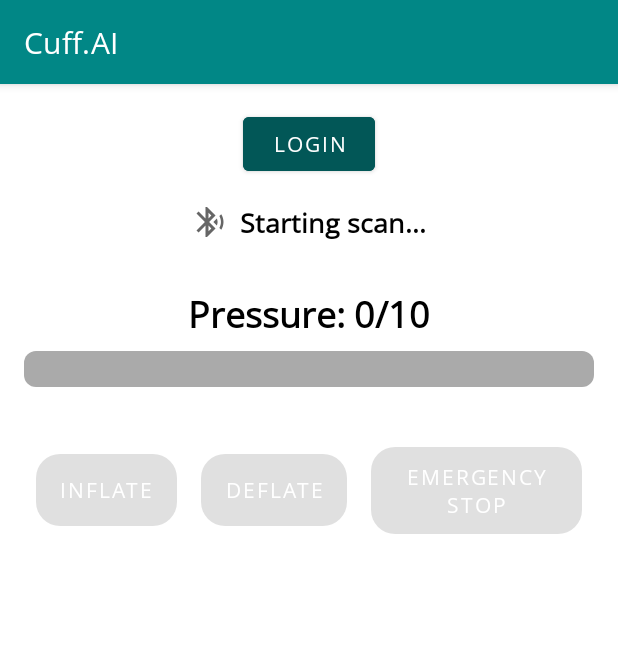
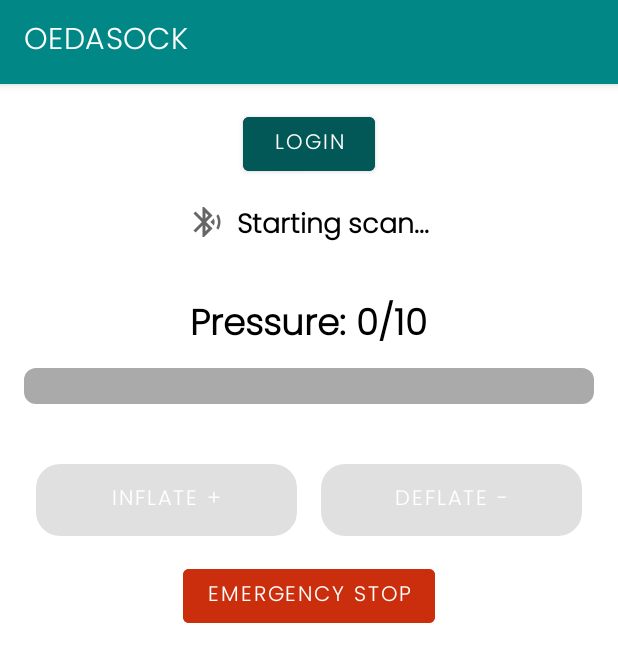
Before and after one commit to anishmariathasan/oedasock, an Android app: the screen it shows after launch (MainActivity), on a phone screen of 412 x 824 dp. Shown: the top 662 px of the screen. Run offline under Robolectric (Android 15) with nearby library versions, the phone set to English and light mode, and no system bars; our stand-ins replace Firebase (no records; nobody signed in at launch, a user with empty details on screens opened directly); libraries missing offline, so code that uses them is left out: no.nordicsemi.android; 5 statements that could not run were skipped.

Commit message:
UI updates

```diff
--- a/app/src/main/AndroidManifest.xml
+++ b/app/src/main/AndroidManifest.xml
@@ -21,7 +21,8 @@
         <activity
             android:name="com.example.cuff.MainActivity"
             android:exported="true"
-            android:label="@string/app_name">
+            android:label="@string/app_name"
+            android:fontFamily="@font/lexend" >
             <intent-filter>
                 <action android:name="android.intent.action.MAIN" />
 
--- a/app/src/main/java/com/example/cuff/MainActivity.kt
+++ b/app/src/main/java/com/example/cuff/MainActivity.kt
@@ -21,7 +21,7 @@ import com.example.cuff.ui.GraphActivity
 class MainActivity : AppCompatActivity() {
 
     private lateinit var statusTextView: TextView
-    private lateinit var connectionStatusIcon: ImageView  // <-- New
+    private lateinit var connectionStatusIcon: ImageView
     private lateinit var pressureTextView: TextView
     private lateinit var inflateButton: Button
     private lateinit var deflateButton: Button
@@ -35,6 +35,7 @@ class MainActivity : AppCompatActivity() {
 
     private val bleViewModel: BleViewModel by viewModels()
     private val PERMISSION_REQUEST_CODE = 1
+    private val LOGIN_REQUEST_CODE = 100  // Added request code for login activity
 
     override fun onCreate(savedInstanceState: Bundle?) {
         super.onCreate(savedInstanceState)
@@ -45,7 +46,7 @@ class MainActivity : AppCompatActivity() {
         val userEmail = prefs.getString("userEmail", null)
 
         // Initialize UI components
-        connectionStatusIcon = findViewById(R.id.connectionStatusIcon)  // icon
+        connectionStatusIcon = findViewById(R.id.connectionStatusIcon)
         statusTextView = findViewById(R.id.statusTextView)
         pressureTextView = findViewById(R.id.pressureTextView)
         inflateButton = findViewById(R.id.inflateButton)
@@ -58,34 +59,23 @@ class MainActivity : AppCompatActivity() {
         logoutButton = findViewById(R.id.logoutButton)
 
         // Set visibility of login/logout and user control buttons based on login state
-        if (userEmail == null) {
-            loginOptionButton.visibility = View.VISIBLE
-            savePressureButton.visibility = View.GONE
-            viewGraphsButton.visibility = View.GONE
-            logoutButton.visibility = View.GONE
-        } else {
-            loginOptionButton.visibility = View.GONE
-            savePressureButton.visibility = View.VISIBLE
-            viewGraphsButton.visibility = View.VISIBLE
-            logoutButton.visibility = View.VISIBLE
-        }
+        updateUIBasedOnLoginState(userEmail)
 
         // BLE command listeners
         inflateButton.setOnClickListener { bleViewModel.sendCommand("INFLATE") }
         deflateButton.setOnClickListener { bleViewModel.sendCommand("DEFLATE") }
         emergencyStopButton.setOnClickListener { bleViewModel.sendCommand("EMERGENCY_STOP") }
 
-        // Login button navigates to LoginActivity
+        // Login button navigates to LoginActivity using startActivityForResult
         loginOptionButton.setOnClickListener {
-            startActivity(Intent(this, LoginActivity::class.java))
+            startActivityForResult(Intent(this, LoginActivity::class.java), LOGIN_REQUEST_CODE)
         }
 
-        // Logout button clears the login state
+        // Logout button clears the login state and updates UI without restarting activity
         logoutButton.setOnClickListener {
             prefs.edit().remove("userEmail").apply()
             Toast.makeText(this, "Logged out", Toast.LENGTH_SHORT).show()
-            finish()
-            startActivity(intent)
+            updateUIBasedOnLoginState(null)
         }
 
         // Save Pressure button saves current pressure to Firestore with timestamp
@@ -113,7 +103,7 @@ class MainActivity : AppCompatActivity() {
             startActivity(Intent(this, GraphActivity::class.java))
         }
 
-        // Observe BLE connection state - the icons arent updaitng here i dont think
+        // Observe BLE connection state
         bleViewModel.connectionState.observe(this, Observer { state ->
             when (state) {
                 BleViewModel.ConnectionState.CONNECTED -> {
@@ -138,18 +128,19 @@ class MainActivity : AppCompatActivity() {
                 }
             }
         })
-        // Observe scan state - this method actually updates it corretly
+
+        // Observe scan state
         bleViewModel.scanState.observe(this, Observer { scanState ->
             when (scanState) {
                 BleViewModel.ScanState.SCANNING -> {
                     statusTextView.text = "Scanning..."
-                    connectionStatusIcon.setImageResource(R.drawable.bluetooth_connecting)  // Use the scanning icon
-                    enableButtons(false)  // Disable buttons during scan
+                    connectionStatusIcon.setImageResource(R.drawable.bluetooth_connecting)
+                    enableButtons(false)
                 }
                 BleViewModel.ScanState.IDLE -> {
                     statusTextView.text = "Scan idle"
-                    connectionStatusIcon.setImageResource(R.drawable.ic_bluetooth_disconnected)  // Idle state image
-                    enableButtons(true)  // Enable buttons when scan is idle
+                    connectionStatusIcon.setImageResource(R.drawable.ic_bluetooth_disconnected)
+                    enableButtons(true)
                 }
             }
         })
@@ -168,6 +159,30 @@ class MainActivity : AppCompatActivity() {
         checkPermissionsAndStartScan()
     }
 
+    // New method to update UI based on login state
+    private fun updateUIBasedOnLoginState(userEmail: String?) {
+        if (userEmail == null) {
+            loginOptionButton.visibility = View.VISIBLE
+            savePressureButton.visibility = View.GONE
+            viewGraphsButton.visibility = View.GONE
+            logoutButton.visibility = View.GONE
+        } else {
+            loginOptionButton.visibility = View.GONE
+            savePressureButton.visibility = View.VISIBLE
+            viewGraphsButton.visibility = View.VISIBLE
+            logoutButton.visibility = View.VISIBLE
+        }
+    }
+
+    // Handle results from activities started with startActivityForResult
+    override fun onActivityResult(requestCode: Int, resultCode: Int, data: Intent?) {
+        super.onActivityResult(requestCode, resultCode, data)
+        if (requestCode == LOGIN_REQUEST_CODE && resultCode == RESULT_OK) {
+            // Update UI based on new login state
+            val userEmail = prefs.getString("userEmail", null)
+            updateUIBasedOnLoginState(userEmail)
+        }
+    }
 
     private fun enableButtons(enabled: Boolean) {
         inflateButton.isEnabled = enabled
--- a/app/src/main/java/com/example/cuff/ui/LoginActivity.kt
+++ b/app/src/main/java/com/example/cuff/ui/LoginActivity.kt
@@ -49,6 +49,7 @@ class LoginActivity : AppCompatActivity() {
 
         // Handle back button click to return to MainActivity
         backButton.setOnClickListener {
+            setResult(RESULT_CANCELED)
             finish()  // Closes LoginActivity and returns to MainActivity
         }
 
@@ -86,7 +87,9 @@ class LoginActivity : AppCompatActivity() {
                     // Save user email locally to remember login state
                     prefs.edit().putString("userEmail", email).apply()
                     Toast.makeText(this, "Login successful!", Toast.LENGTH_SHORT).show()
-                    startActivity(Intent(this, MainActivity::class.java))
+
+                    // Instead of starting a new MainActivity, set result and finish
+                    setResult(RESULT_OK)
                     finish()
                 }
                 .addOnFailureListener { e ->
--- a/app/src/main/java/com/example/cuff/viewmodel/BleViewModel.kt
+++ b/app/src/main/java/com/example/cuff/viewmodel/BleViewModel.kt
@@ -191,7 +191,7 @@ class BleViewModel(application: Application) : AndroidViewModel(application) {
             scanner.stopScan(scanCallback)
             isScanning = false
             _scanState.value = ScanState.IDLE
-            log("Scan stopped")
+            log("Scan failed")
         } catch (e: Exception) {
             log("Error stopping scan: ${e.message}")
         }
--- a/app/src/main/res/drawable/ic_bluetooth_disconnected.xml
+++ b/app/src/main/res/drawable/ic_bluetooth_disconnected.xml
@@ -6,5 +6,5 @@
     android:tint="?attr/colorControlNormal">
   <path
       android:fillColor="@android:color/white"
-      android:pathData="M792,904L624,736L480,880L440,880L440,576L256,760L200,704L396,508L56,168L112,112L848,848L792,904ZM520,726L566,680L520,634L520,726ZM564,452L508,396L596,308L520,234L520,408L440,328L440,80L480,80L708,308L564,452Z"/>
+      android:pathData="M120,800L120,720L230,720L214,706Q162,660 141,601Q120,542 120,482Q120,371 186.5,284.5Q253,198 360,170L360,254Q288,280 244,342.5Q200,405 200,482Q200,527 217,569.5Q234,612 270,648L280,658L280,560L360,560L360,800L120,800ZM480,680Q463,680 451.5,668.5Q440,657 440,640Q440,623 451.5,611.5Q463,600 480,600Q497,600 508.5,611.5Q520,623 520,640Q520,657 508.5,668.5Q497,680 480,680ZM440,520L440,280L520,280L520,520L440,520ZM600,790L600,706Q672,680 716,617.5Q760,555 760,478Q760,433 743,390.5Q726,348 690,312L680,302L680,400L600,400L600,160L840,160L840,240L730,240L746,254Q795,303 817.5,360.5Q840,418 840,478Q840,589 773.5,675.5Q707,762 600,790Z"/>
 </vector>
--- a/app/src/main/res/layout/activity_graph.xml
+++ b/app/src/main/res/layout/activity_graph.xml
@@ -25,10 +25,5 @@
         android:layout_height="300dp"
         android:layout_marginBottom="16dp" />
 
-    <!-- Weight Chart -->
-    <com.github.mikephil.charting.charts.LineChart
-        android:id="@+id/weightChart"
-        android:layout_width="match_parent"
-        android:layout_height="300dp" />
 
 </LinearLayout>
--- a/app/src/main/res/layout/activity_login.xml
+++ b/app/src/main/res/layout/activity_login.xml
@@ -19,8 +19,9 @@
             android:layout_width="wrap_content"
             android:layout_height="wrap_content"
             android:layout_marginBottom="24dp"
-            android:text="Welcome to Cuff.AI!"
+            android:text="Welcome to OedaSock!"
             android:textColor="@color/black"
+            android:fontFamily="@font/poppinslight"
             android:textSize="28sp"
             android:textStyle="bold" />
 
--- a/app/src/main/res/layout/activity_main.xml
+++ b/app/src/main/res/layout/activity_main.xml
@@ -41,8 +41,7 @@
             android:id="@+id/connectionStatusIcon"
             android:layout_width="24dp"
             android:layout_height="24dp"
-            android:src="@drawable/ic_bluetooth_disconnected"
-             />
+            android:src="@drawable/ic_bluetooth_disconnected" />
 
         <TextView
             android:id="@+id/statusTextView"
@@ -77,7 +76,7 @@
         android:layout_marginTop="8dp"
         android:progressDrawable="@drawable/progress_bar_custom"/>
 
-    <!-- Control buttons -->
+    <!-- Inflate and Deflate buttons side by side -->
     <LinearLayout
         android:layout_width="match_parent"
         android:layout_height="wrap_content"
@@ -87,9 +86,10 @@
 
         <Button
             android:id="@+id/inflateButton"
-            android:layout_width="wrap_content"
+            android:layout_width="0dp"
+            android:layout_weight="1"
             android:layout_height="wrap_content"
-            android:text="Inflate"
+            android:text="Inflate +"
             android:textColor="@android:color/white"
             android:background="@drawable/inflate_button_selector"
             android:layout_margin="8dp"
@@ -98,26 +98,29 @@
 
         <Button
             android:id="@+id/deflateButton"
-            android:layout_width="wrap_content"
+            android:layout_width="0dp"
+            android:layout_weight="1"
             android:layout_height="wrap_content"
-            android:text="Deflate"
+            android:text="Deflate -"
             android:textColor="@android:color/white"
             android:background="@drawable/deflate_button_selector"
             android:layout_margin="8dp"
             android:paddingLeft="16dp"
             android:paddingRight="16dp"/>
+    </LinearLayout>
 
+    <!-- Emergency Stop button below and centered -->
     <Button
         android:id="@+id/emergencyStopButton"
         android:layout_width="wrap_content"
         android:layout_height="wrap_content"
         android:text="Emergency Stop"
         android:textColor="@android:color/white"
-            android:background="@drawable/emergency_stop_button_selector"
+        android:backgroundTint="#cb2e0d"
         android:layout_margin="8dp"
         android:paddingLeft="16dp"
-            android:paddingRight="16dp"/>
-    </LinearLayout>
+        android:paddingRight="16dp"
+        android:layout_gravity="center_horizontal"/>
 
     <!-- Buttons for logged in users -->
     <Button
@@ -134,7 +137,7 @@
         android:id="@+id/viewGraphsButton"
         android:layout_width="wrap_content"
         android:layout_height="wrap_content"
-        android:text="View Graphs"
+        android:text="View Pressure/time Graph"
         android:textColor="@android:color/white"
         android:backgroundTint="@color/colorPrimary"
         android:layout_marginTop="8dp"
--- a/app/src/main/res/values/colors.xml
+++ b/app/src/main/res/values/colors.xml
@@ -8,4 +8,5 @@
     <color name="black">#FF000000</color>
     <color name="white">#FFFFFFFF</color>
     <color name="colorPrimary">#025757</color>
+    <color name="red">#FF0000</color>
 </resources>
--- a/app/src/main/res/values/strings.xml
+++ b/app/src/main/res/values/strings.xml
@@ -1,5 +1,5 @@
 <resources>
-    <string name="app_name">Cuff.AI</string>
+    <string name="app_name">OEDASOCK</string>
     <string name="login_activity_label">Login</string>
     <string name="graph_activity_label">Graphs</string>
 </resources>
--- a/app/src/main/res/values/themes.xml
+++ b/app/src/main/res/values/themes.xml
@@ -11,7 +11,11 @@
         <item name="colorOnSecondary">@color/black</item>
         <!-- Status bar color. -->
         <item name="android:statusBarColor">?attr/colorPrimaryVariant</item>
+
+        <!-- Override Button Color -->
+        <item name="colorButtonNormal">#FF0000</item> <!-- Red color for all buttons -->
+
         <!-- Customize your theme here. -->
-        <item name="android:fontFamily">@font/opensans</item>
+        <item name="android:fontFamily">@font/poppinslight</item>
     </style>
 </resources>
--- a/gradle/libs.versions.toml
+++ b/gradle/libs.versions.toml
@@ -1,5 +1,6 @@
 [versions]
 agp = "8.8.0"
+firebaseBom = "33.10.0"
 kotlin = "2.1.0"
 coreKtx = "1.10.1"
 junit = "4.13.2"
```
Also changed, not shown: app/build.gradle.kts (+5 -3 lines), app/src/main/java/com/example/cuff/ui/GraphActivity.kt (+87 -29 lines), app/src/main/res/drawable/emergency_stop_button_selector.xml (indentation only), app/src/main/res/font/lexend.ttf (added), app/src/main/res/font/poppinslight.ttf (added), 2 other files. Lines whose indentation alone changed are shown as unchanged.
